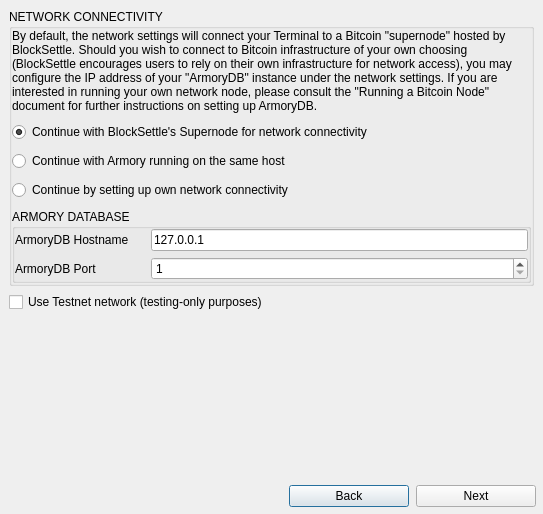
Above: BlockSettleUILib/StartupDialog.ui from BlockSettle/terminal before the change. Below: the same form after it.
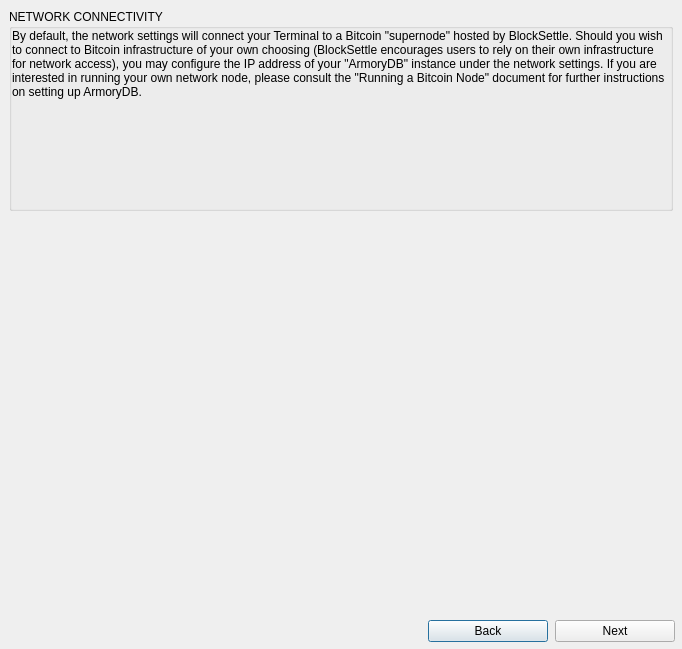
That is the form after the change.

Commit message:
Terminal settings refactoring (#523)
* Terminal settings refactoring
Startup dialog refactoring

* manage armory servers - fix

* [wip] startup dialog

* startup dialog rework

* startup dialog fix

* Manage Armory server fixes

* manage armory servers - fix Config Dialog to save servers

* manage armory servers - fix

* manage armory servers fix

Patch:
```diff
--- a/BlockSettleUILib/StartupDialog.ui
+++ b/BlockSettleUILib/StartupDialog.ui
@@ -6,8 +6,8 @@
    <rect>
     <x>0</x>
     <y>0</y>
-    <width>543</width>
-    <height>514</height>
+    <width>682</width>
+    <height>649</height>
    </rect>
   </property>
   <property name="windowTitle">
@@ -109,35 +109,14 @@
            </widget>
           </item>
           <item>
-           <widget class="QRadioButton" name="radioButtonArmoryBlockSettle">
-            <property name="text">
-             <string>Continue with BlockSettle's Supernode for network connectivity</string>
+           <widget class="QWidget" name="widgetManageArmory" native="true">
+            <property name="minimumSize">
+             <size>
+              <width>0</width>
+              <height>100</height>
+             </size>
             </property>
-            <property name="checked">
-             <bool>true</bool>
-            </property>
-           </widget>
-          </item>
-          <item>
-           <widget class="QRadioButton" name="radioButtonArmoryLocal">
-            <property name="text">
-             <string>Continue with Armory running on the same host</string>
-            </property>
-           </widget>
-          </item>
-          <item>
-           <widget class="QRadioButton" name="radioButtonArmoryCustom">
-            <property name="text">
-             <string>Continue by setting up own network connectivity </string>
-            </property>
-           </widget>
-          </item>
-          <item>
-           <widget class="QGroupBox" name="armoryGroupBox">
-            <property name="title">
-             <string>ARMORY DATABASE</string>
-            </property>
-            <layout class="QVBoxLayout" name="verticalLayout">
+            <layout class="QGridLayout" name="gridLayout_2">
              <property name="leftMargin">
               <number>0</number>
              </property>
@@ -150,105 +129,15 @@
              <property name="bottomMargin">
               <number>0</number>
              </property>
-             <item>
-              <layout class="QGridLayout" name="gridLayout">
-               <item row="0" column="0">
-                <widget class="QLabel" name="armoryDBHostLabel">
-                 <property name="minimumSize">
-                  <size>
-                   <width>130</width>
-                   <height>0</height>
-                  </size>
-                 </property>
-                 <property name="maximumSize">
-                  <size>
-                   <width>130</width>
-                   <height>16777215</height>
-                  </size>
-                 </property>
-                 <property name="text">
-                  <string>ArmoryDB Hostname</string>
-                 </property>
-                 <property name="alignment">
-                  <set>Qt::AlignLeading|Qt::AlignLeft|Qt::AlignVCenter</set>
-                 </property>
-                 <property name="wordWrap">
-                  <bool>true</bool>
-                 </property>
-                </widget>
-               </item>
-               <item row="0" column="1">
-                <widget class="QLineEdit" name="lineEditArmoryDBHost">
-                 <property name="minimumSize">
-                  <size>
-                   <width>0</width>
-                   <height>22</height>
-                  </size>
-                 </property>
-                 <property name="text">
-                  <string>127.0.0.1</string>
-                 </property>
-                </widget>
-               </item>
-               <item row="1" column="0">
-                <widget class="QLabel" name="armoryDBPortLabel">
-                 <property name="minimumSize">
-                  <size>
-                   <width>130</width>
-                   <height>0</height>
-                  </size>
-                 </property>
-                 <property name="maximumSize">
-                  <size>
-                   <width>130</width>
-                   <height>16777215</height>
-                  </size>
-                 </property>
-                 <property name="text">
-                  <string>ArmoryDB Port</string>
-                 </property>
-                 <property name="alignment">
-                  <set>Qt::AlignLeading|Qt::AlignLeft|Qt::AlignVCenter</set>
-                 </property>
-                 <property name="wordWrap">
-                  <bool>true</bool>
-                 </property>
-                </widget>
-               </item>
-               <item row="1" column="1">
-                <widget class="QSpinBox" name="spinBoxArmoryDBPort">
-                 <property name="minimumSize">
-                  <size>
-                   <width>0</width>
-                   <height>22</height>
-                  </size>
-                 </property>
-                 <property name="minimum">
-                  <number>1</number>
-                 </property>
-                 <property name="maximum">
-                  <number>65535</number>
-                 </property>
-                 <property name="value">
-                  <number>1</number>
-                 </property>
-                </widget>
-               </item>
-              </layout>
-             </item>
+             <property name="spacing">
+              <number>0</number>
+             </property>
             </layout>
            </widget>
           </item>
          </layout>
         </widget>
        </item>
-       <item>
-        <widget class="QCheckBox" name="checkBoxTestnet">
-         <property name="text">
-          <string>Use Testnet network (testing-only purposes)</string>
-         </property>
-        </widget>
-       </item>
        <item>
         <spacer name="verticalSpacer_2">
          <property name="orientation">
```
Left out of the diff: 6 changed lines with no effect on the pictures. The commit also changes 30 other files.
